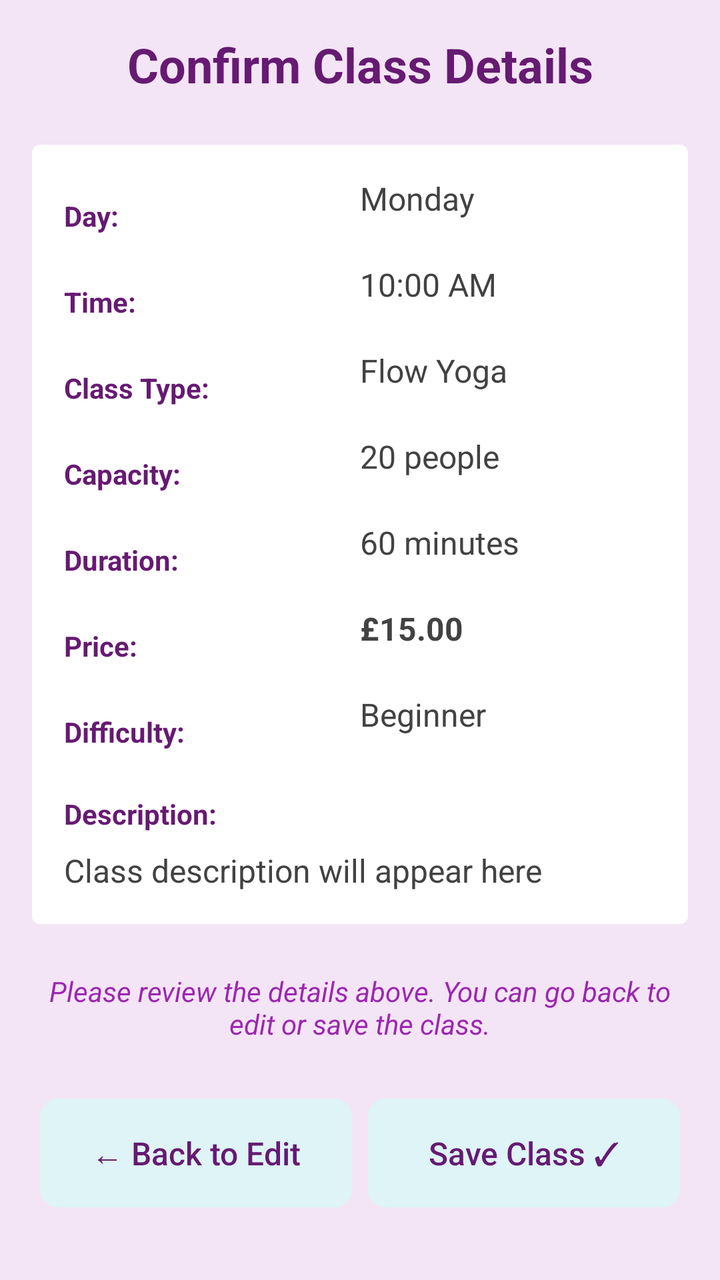
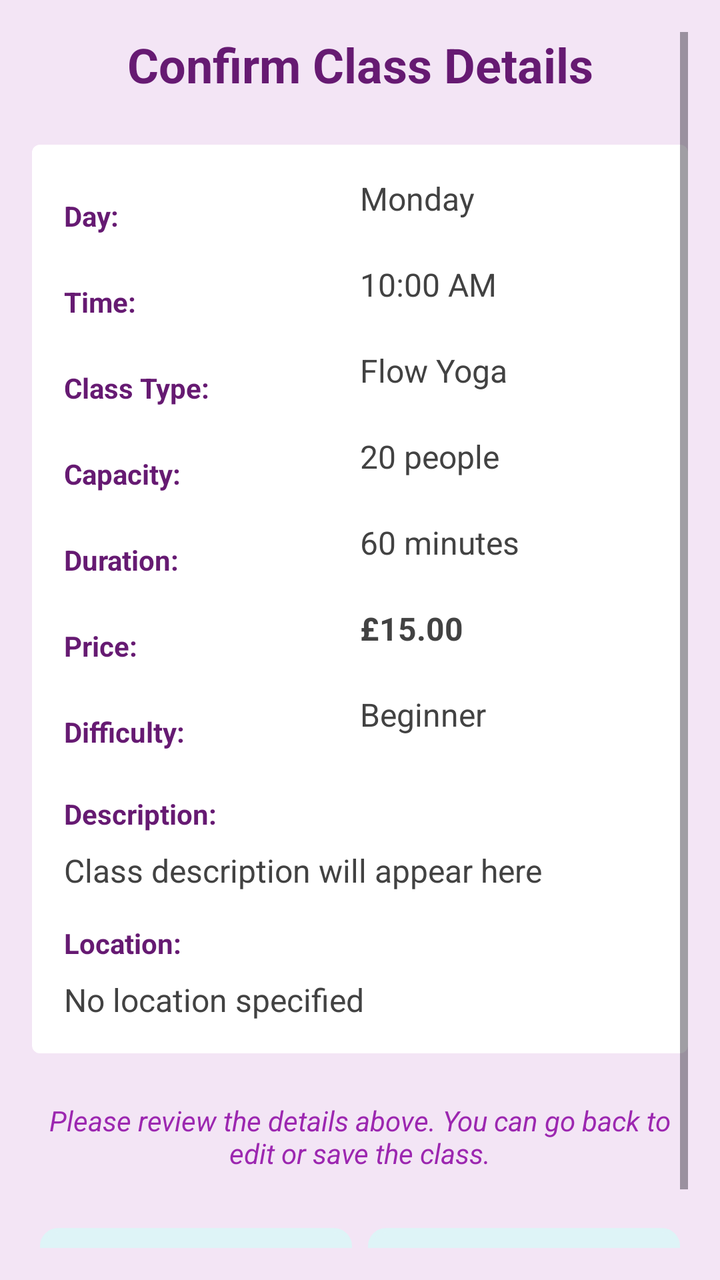

Compare the two renders of this Android layout. The source of the first and the diff that turns it into the second are given below.
<!-- AndroidManifest.xml: application theme Theme.Yogaadminapp -->
<!-- res/layout/activity_confirmation.xml -->
<?xml version="1.0" encoding="utf-8"?>
<ScrollView xmlns:android="http://schemas.android.com/apk/res/android"
    android:layout_width="match_parent"
    android:layout_height="match_parent"
    android:background="@color/light_purple"
    android:padding="16dp">

    <LinearLayout
        android:layout_width="match_parent"
        android:layout_height="wrap_content"
        android:orientation="vertical">

        
        <TextView
            android:layout_width="match_parent"
            android:layout_height="wrap_content"
            android:layout_marginBottom="24dp"
            android:gravity="center"
            android:text="Confirm Class Details"
            android:textColor="@color/dark_purple"
            android:textSize="24sp"
            android:textStyle="bold" />

        
        <LinearLayout
            android:layout_width="match_parent"
            android:layout_height="wrap_content"
            android:layout_marginBottom="24dp"
            android:background="@drawable/input_background"
            android:orientation="vertical"
            android:padding="16dp">

            
            <LinearLayout
                android:layout_width="match_parent"
                android:layout_height="wrap_content"
                android:layout_marginBottom="12dp"
                android:orientation="horizontal">

                <TextView
                    style="@style/LabelStyle"
                    android:layout_width="0dp"
                    android:layout_height="wrap_content"
                    android:layout_weight="1"
                    android:text="Day:" />

                <TextView
                    android:id="@+id/tv_day_of_week"
                    android:layout_width="0dp"
                    android:layout_height="wrap_content"
                    android:layout_weight="1"
                    android:text="Monday"
                    android:textColor="@color/dark_gray"
                    android:textSize="16sp" />
            </LinearLayout>

            
            <LinearLayout
                android:layout_width="match_parent"
                android:layout_height="wrap_content"
                android:layout_marginBottom="12dp"
                android:orientation="horizontal">

                <TextView
                    style="@style/LabelStyle"
                    android:layout_width="0dp"
                    android:layout_height="wrap_content"
                    android:layout_weight="1"
                    android:text="Time:" />

                <TextView
                    android:id="@+id/tv_time"
                    android:layout_width="0dp"
                    android:layout_height="wrap_content"
                    android:layout_weight="1"
                    android:text="10:00 AM"
                    android:textColor="@color/dark_gray"
                    android:textSize="16sp" />
            </LinearLayout>

            
            <LinearLayout
                android:layout_width="match_parent"
                android:layout_height="wrap_content"
                android:layout_marginBottom="12dp"
                android:orientation="horizontal">

                <TextView
                    style="@style/LabelStyle"
                    android:layout_width="0dp"
                    android:layout_height="wrap_content"
                    android:layout_weight="1"
                    android:text="Class Type:" />

                <TextView
                    android:id="@+id/tv_class_type"
                    android:layout_width="0dp"
                    android:layout_height="wrap_content"
                    android:layout_weight="1"
                    android:text="Flow Yoga"
                    android:textColor="@color/dark_gray"
                    android:textSize="16sp" />
            </LinearLayout>

            
            <LinearLayout
                android:layout_width="match_parent"
                android:layout_height="wrap_content"
                android:layout_marginBottom="12dp"
                android:orientation="horizontal">

                <TextView
                    style="@style/LabelStyle"
                    android:layout_width="0dp"
                    android:layout_height="wrap_content"
                    android:layout_weight="1"
                    android:text="Capacity:" />

                <TextView
                    android:id="@+id/tv_capacity"
                    android:layout_width="0dp"
                    android:layout_height="wrap_content"
                    android:layout_weight="1"
                    android:text="20 people"
                    android:textColor="@color/dark_gray"
                    android:textSize="16sp" />
            </LinearLayout>

            
            <LinearLayout
                android:layout_width="match_parent"
                android:layout_height="wrap_content"
                android:layout_marginBottom="12dp"
                android:orientation="horizontal">

                <TextView
                    style="@style/LabelStyle"
                    android:layout_width="0dp"
                    android:layout_height="wrap_content"
                    android:layout_weight="1"
                    android:text="Duration:" />

                <TextView
                    android:id="@+id/tv_duration"
                    android:layout_width="0dp"
                    android:layout_height="wrap_content"
                    android:layout_weight="1"
                    android:text="60 minutes"
                    android:textColor="@color/dark_gray"
                    android:textSize="16sp" />
            </LinearLayout>

            
            <LinearLayout
                android:layout_width="match_parent"
                android:layout_height="wrap_content"
                android:layout_marginBottom="12dp"
                android:orientation="horizontal">

                <TextView
                    style="@style/LabelStyle"
                    android:layout_width="0dp"
                    android:layout_height="wrap_content"
                    android:layout_weight="1"
                    android:text="Price:" />

                <TextView
                    android:id="@+id/tv_price"
                    android:layout_width="0dp"
                    android:layout_height="wrap_content"
                    android:layout_weight="1"
                    android:text="£15.00"
                    android:textColor="@color/dark_gray"
                    android:textSize="16sp"
                    android:textStyle="bold" />
            </LinearLayout>

            
            <LinearLayout
                android:layout_width="match_parent"
                android:layout_height="wrap_content"
                android:layout_marginBottom="12dp"
                android:orientation="horizontal">

                <TextView
                    style="@style/LabelStyle"
                    android:layout_width="0dp"
                    android:layout_height="wrap_content"
                    android:layout_weight="1"
                    android:text="Difficulty:" />

                <TextView
                    android:id="@+id/tv_difficulty"
                    android:layout_width="0dp"
                    android:layout_height="wrap_content"
                    android:layout_weight="1"
                    android:text="Beginner"
                    android:textColor="@color/dark_gray"
                    android:textSize="16sp" />
            </LinearLayout>

            
            <TextView
                style="@style/LabelStyle"
                android:layout_width="wrap_content"
                android:layout_height="wrap_content"
                android:text="Description:" />

            <TextView
                android:id="@+id/tv_description"
                android:layout_width="match_parent"
                android:layout_height="wrap_content"
                android:text="Class description will appear here"
                android:textColor="@color/dark_gray"
                android:textSize="16sp"
                android:paddingTop="4dp" />

        </LinearLayout>

        
        <TextView
            android:layout_width="match_parent"
            android:layout_height="wrap_content"
            android:layout_marginBottom="24dp"
            android:gravity="center"
            android:text="Please review the details above. You can go back to edit or save the class."
            android:textColor="@color/medium_purple"
            android:textSize="14sp"
            android:textStyle="italic" />

        
        <LinearLayout
            android:layout_width="match_parent"
            android:layout_height="wrap_content"
            android:orientation="horizontal">

            <Button
                android:id="@+id/btn_back"
                style="@style/ButtonStyle"
                android:layout_width="0dp"
                android:layout_height="wrap_content"
                android:layout_marginEnd="8dp"
                android:layout_weight="1"
                android:text="← Back to Edit" />

            <Button
                android:id="@+id/btn_save"
                style="@style/ButtonStyle"
                android:layout_width="0dp"
                android:layout_height="wrap_content"
                android:layout_marginStart="8dp"
                android:layout_weight="1"
                android:text="Save Class ✓" />

        </LinearLayout>

    </LinearLayout>

</ScrollView>
<!-- resources referenced by this layout -->
<resources>
  <color name="dark_gray">#424242</color>
  <color name="dark_purple">#661a72</color>
  <color name="light_purple">#F3E5F5</color>
  <color name="medium_purple">#9C27B0</color>
  <!-- drawable input_background (drawable) -->
  <?xml version="1.0" encoding="utf-8"?>
  <shape xmlns:android="http://schemas.android.com/apk/res/android">
      <solid android:color="@color/white" />
      <corners android:radius="4dp" />
  </shape>
  <style name="ButtonStyle">
          <item name="android:background">@drawable/button_background</item>
          <item name="android:textColor">@color/dark_purple</item>
          <item name="android:textSize">16sp</item>
          <item name="android:padding">16dp</item>
          <item name="android:layout_margin">4dp</item>
          <item name="android:textAllCaps">false</item>
          <item name="android:elevation">0dp</item>
          <item name="android:translationZ">0dp</item>
          <item name="android:stateListAnimator">@null</item>
          <item name="backgroundTint">@null</item>
          <item name="android:backgroundTint">@null</item>
      </style>
  <style name="LabelStyle">
          <item name="android:textColor">@color/dark_purple</item>
          <item name="android:textSize">14sp</item>
          <item name="android:textStyle">bold</item>
          <item name="android:layout_marginTop">8dp</item>
          <item name="android:layout_marginBottom">4dp</item>
      </style>
  <style name="Theme.Yogaadminapp" parent="Base.Theme.Yogaadminapp" />
  <color name="white">#FFFFFFFF</color>
  <!-- drawable button_background (drawable) -->
  <?xml version="1.0" encoding="utf-8"?>
  <shape xmlns:android="http://schemas.android.com/apk/res/android">
      <solid android:color="@color/accent_blue" />
      <corners android:radius="8dp" />
      <stroke
          android:width="2dp"
          android:color="@color/accent_blue" />
  </shape>
  <style name="Base.Theme.Yogaadminapp" parent="Theme.Material3.DayNight.NoActionBar">
          
          
          
          
          <item name="android:windowContentTransitions">false</item>
          <item name="android:windowActivityTransitions">false</item>
      </style>
  <color name="accent_blue">#def4f7</color>
</resources>

<!-- the commit's change to res/layout/activity_confirmation.xml (unified diff, before → after) -->
@@ -215,6 +215,23 @@
                 android:textSize="16sp"
                 android:paddingTop="4dp" />
 
+            
+            <TextView
+                style="@style/LabelStyle"
+                android:layout_width="wrap_content"
+                android:layout_height="wrap_content"
+                android:layout_marginTop="16dp"
+                android:text="Location:" />
+
+            <TextView
+                android:id="@+id/tv_location"
+                android:layout_width="match_parent"
+                android:layout_height="wrap_content"
+                android:text="No location specified"
+                android:textColor="@color/dark_gray"
+                android:textSize="16sp"
+                android:paddingTop="4dp" />
+
         </LinearLayout>
 
         
